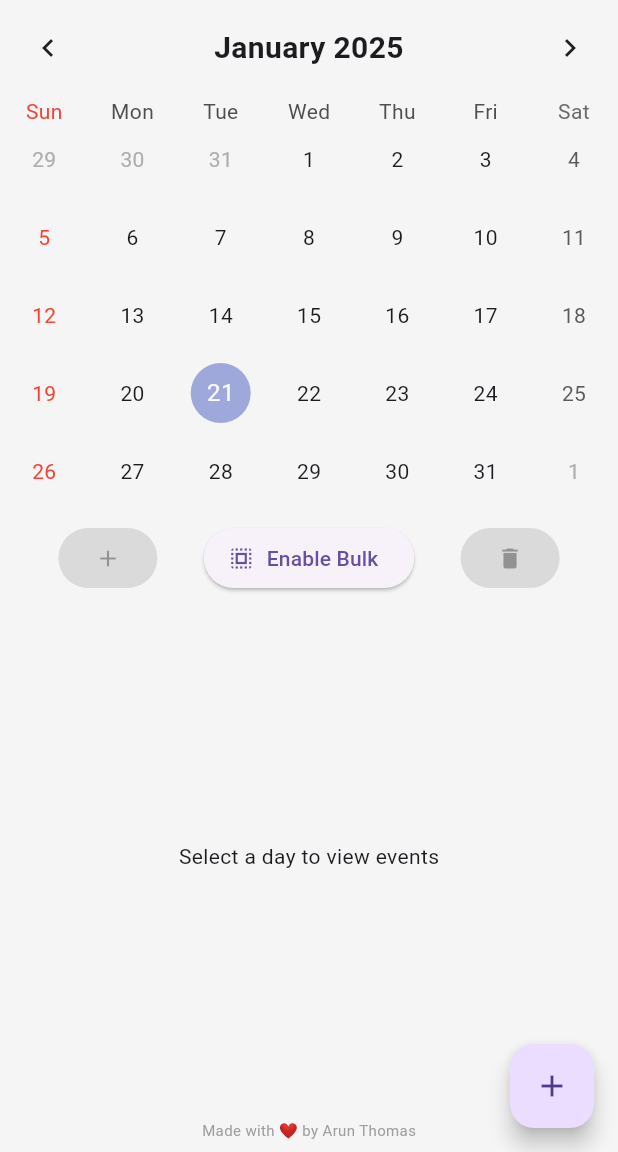
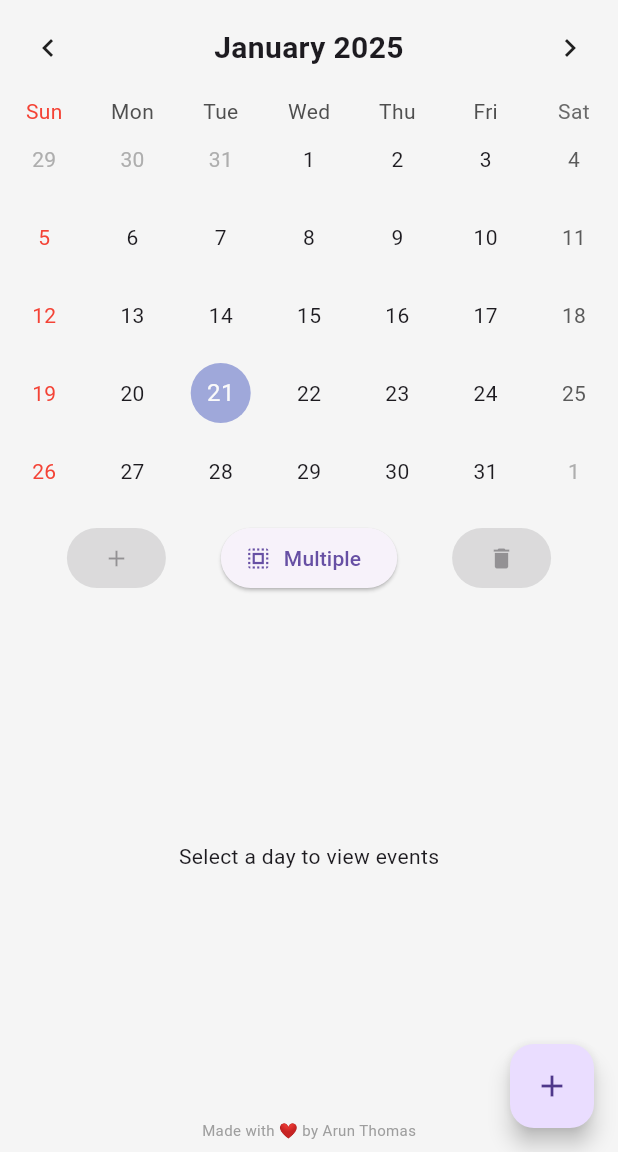
Before and after one commit to IngeniousThomas/LeaveBuddy, a Flutter app: the CalendarPage screen opened by its route, on a phone screen of 412 x 824 dp, the part 84-1236 px from its top. Run offline on Flutter 3.47's test engine with Material 3 defaults, Android fonts, the light colour scheme and no system bars; drawn by our look-alikes of table_calendar; our stand-ins replace font_awesome_flutter, shared_preferences; accounts and stored records are empty.

Commit message:
v1.1.0 & cleanup

```diff
--- a/lib/main.dart
+++ b/lib/main.dart
@@ -31,7 +31,7 @@ class LeaveBuddyApp extends StatelessWidget {
 }
 
 class SplashScreen extends StatefulWidget {
-  const SplashScreen({Key? key}) : super(key: key);
+  const SplashScreen({super.key});
 
   @override
   _SplashScreenState createState() => _SplashScreenState();
--- a/lib/pages/about_page.dart
+++ b/lib/pages/about_page.dart
@@ -43,7 +43,7 @@ class AboutPage extends StatelessWidget {
 
               // description of Leave Buddy
               const Text(
-                'Leave Buddy helps you track and manage leaves. ',
+                'Your Personal Leave Management Tool',
                 style: TextStyle(
                   fontSize: 16,
                   color: Colors.grey,
--- a/lib/pages/calendar_page.dart
+++ b/lib/pages/calendar_page.dart
@@ -304,7 +304,7 @@ class _CalendarPageState extends State<CalendarPage> {
                     _isSelectionMode ? Icons.cancel : Icons.select_all,
                   ),
                   label: Text(
-                    _isSelectionMode ? 'Disable Bulk' : 'Enable Bulk',
+                    _isSelectionMode ? ' Cancel' : 'Multiple',
                   ),
                 ),
                 ElevatedButton(
@@ -391,8 +391,8 @@ class _CalendarPageState extends State<CalendarPage> {
           ? null
           : FloatingActionButton(
               onPressed: () => _showAddEventDialog(isBulk: false),
+              tooltip: 'Add Event',
               child: const Icon(Icons.add),
-              tooltip: 'Add Event',
             ),
     );
   }
--- a/lib/pages/leave_page.dart
+++ b/lib/pages/leave_page.dart
@@ -4,7 +4,7 @@ import '../models/leave_type.dart';
 import '../widgets/navigation_drawer.dart';
 
 class LeavePage extends StatefulWidget {
-  const LeavePage({Key? key}) : super(key: key);
+  const LeavePage({super.key});
 
   @override
   _LeavePageState createState() => _LeavePageState();
```
Also changed, not shown: 1 other file.
